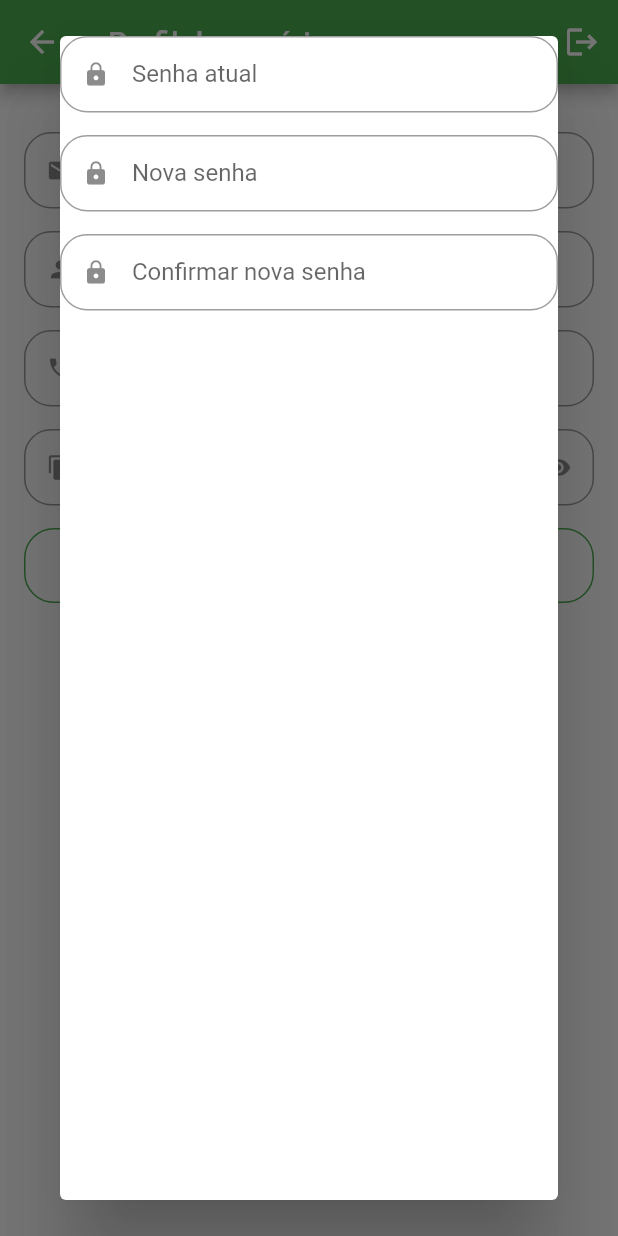
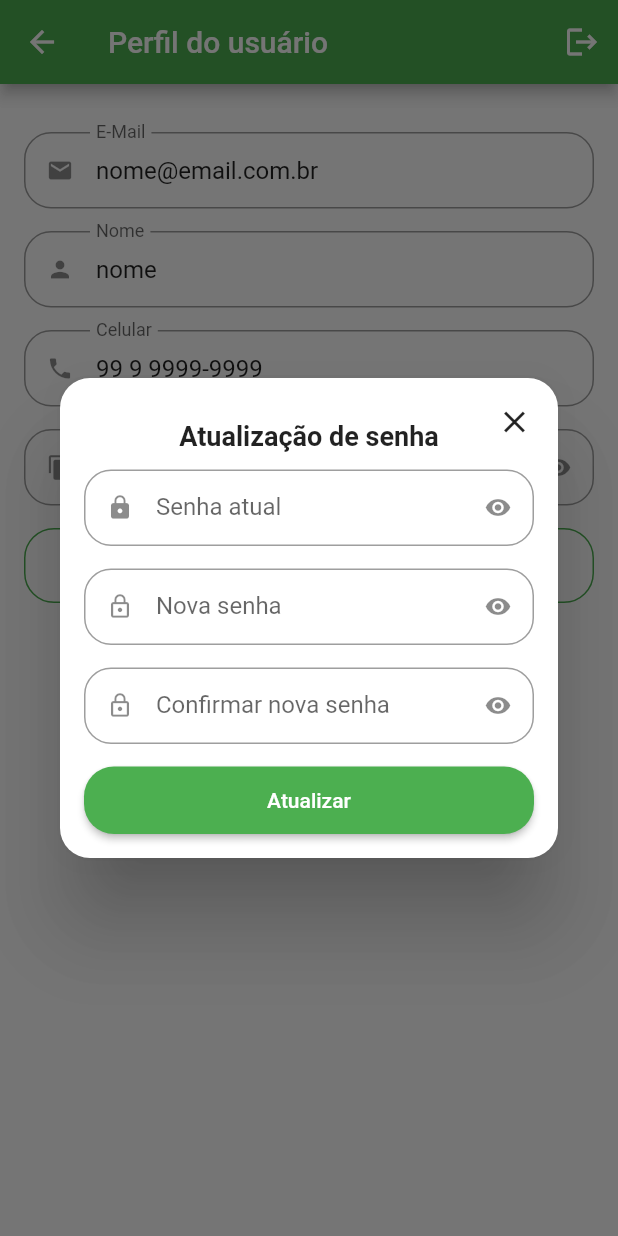
Before and after one commit to GilmarOQueiroz/quitanda-virtual-flutter, a Flutter app: the ProfileTab screen opened directly, after a tap on "Atualizar Senha", on a phone screen of 412 x 824 dp. Run offline on Flutter 3.47's test engine with Material 2 defaults, Android fonts, the phone set to English and light mode, and no system bars; our stand-ins replace animated_text_kit, mask_text_input_formatter.

Commit message:
Projeto app Flutter Quitanda Virtual 12/06/2023

```diff
--- a/lib/src/pages/profile/profile_tab.dart
+++ b/lib/src/pages/profile/profile_tab.dart
@@ -86,19 +86,72 @@ class _ProfileTabState extends State<ProfileTab> {
       context: context,
       builder: (context) {
         return Dialog(
+          shape: RoundedRectangleBorder(
+            borderRadius: BorderRadius.circular(20),
+          ),
+          child: Stack(
+            children: [
+              Padding(
+                padding: const EdgeInsets.all(16),
                 child: Column(
-            children: const [
-              CustomTextField(
+                  crossAxisAlignment: CrossAxisAlignment.stretch,
+                  mainAxisSize: MainAxisSize.min,
+                  children: [
+                    // Titulo
+                    const Padding(
+                      padding: EdgeInsets.symmetric(vertical: 12),
+                      child: Text(
+                        'Atualização de senha',
+                        textAlign: TextAlign.center,
+                        style: TextStyle(
+                          fontSize: 18,
+                          fontWeight: FontWeight.bold,
+                        ),
+                      ),
+                    ),
+                    // Senha atual
+                    const CustomTextField(
+                      isSecret: true,
                       icon: Icons.lock,
                       label: 'Senha atual',
                     ),
-              CustomTextField(
-                icon: Icons.lock,
+                    // Nova senha
+                    const CustomTextField(
+                      isSecret: true,
+                      icon: Icons.lock_outline,
                       label: 'Nova senha',
                     ),
-              CustomTextField(
-                icon: Icons.lock,
+                    // Confirmar nova senha
+                    const CustomTextField(
+                      isSecret: true,
+                      icon: Icons.lock_outline,
                       label: 'Confirmar nova senha',
+                    ),
+                    //Botão de confirmação
+                    SizedBox(
+                      height: 45,
+                      child: ElevatedButton(
+                        style: ElevatedButton.styleFrom(
+                          shape: RoundedRectangleBorder(
+                            borderRadius: BorderRadius.circular(20),
+                          ),
+                        ),
+                        onPressed: () {},
+                        child: const Text('Atualizar'),
+                      ),
+                    ),
+                  ],
+                ),
+              ),
+              Positioned(
+                top: 5,
+                right: 5,
+                child: IconButton(
+                  onPressed: () {
+                    Navigator.of(context).pop();
+                  },
+                  icon: const Icon(Icons.close),
+                ),
               ),
             ],
           ),
```
Lines whose indentation alone changed are shown as unchanged.
